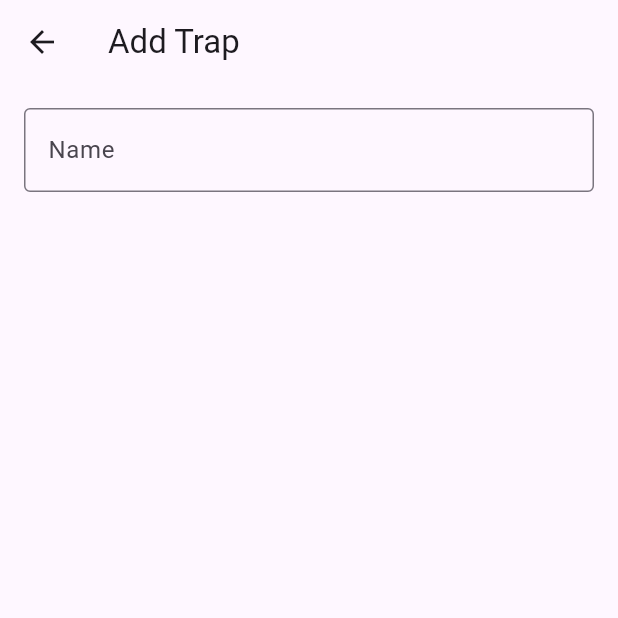
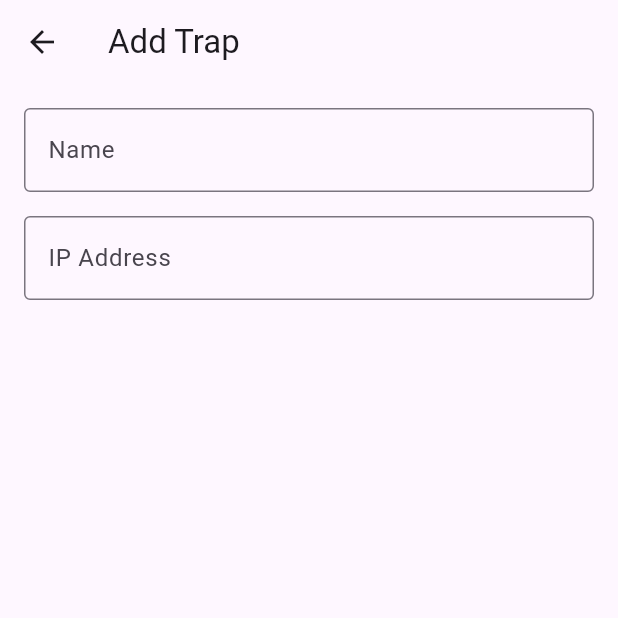
Before and after one commit to SoloQueueTrash/Mouse_Trap, a Flutter app: the AddTrapScreen screen opened directly, on a phone screen of 412 x 824 dp, the top half of it. Run offline on Flutter 3.47's test engine with Material 2 defaults, Android fonts, the phone set to English and light mode, and no system bars; our stand-ins replace firebase_core, firebase_messaging, shared_preferences; accounts and stored records are empty.

Commit message:
New trap form ip field.

```diff
--- a/app/lib/add_trap.dart
+++ b/app/lib/add_trap.dart
@@ -8,6 +8,7 @@ class AddTrapScreen extends StatefulWidget {
 class _AddTrapScreenState extends State<AddTrapScreen> {
   final _formKey = GlobalKey<FormState>();
   final _nameController = TextEditingController();
+  final _ipController = TextEditingController();
 
   TextFormField _buildNameField() {
     return TextFormField(
@@ -25,9 +26,26 @@ class _AddTrapScreenState extends State<AddTrapScreen> {
     );
   }
 
+  TextFormField _buildIpField() {
+    return TextFormField(
+      controller: _ipController,
+      decoration: const InputDecoration(
+        labelText: 'IP Address',
+        border: OutlineInputBorder(),
+      ),
+      validator: (value) {
+        if (value == null || value.isEmpty) {
+          return 'Please enter an IP address';
+        }
+        return null;
+      },
+    );
+  }
+
   @override
   void dispose() {
     _nameController.dispose();
+    _ipController.dispose();
     super.dispose();
   }
 
@@ -41,6 +59,8 @@ class _AddTrapScreenState extends State<AddTrapScreen> {
           padding: const EdgeInsets.all(16),
           children: [
             _buildNameField(),
+            const SizedBox(height: 16),
+            _buildIpField(),
           ],
         ),
       ),
```
